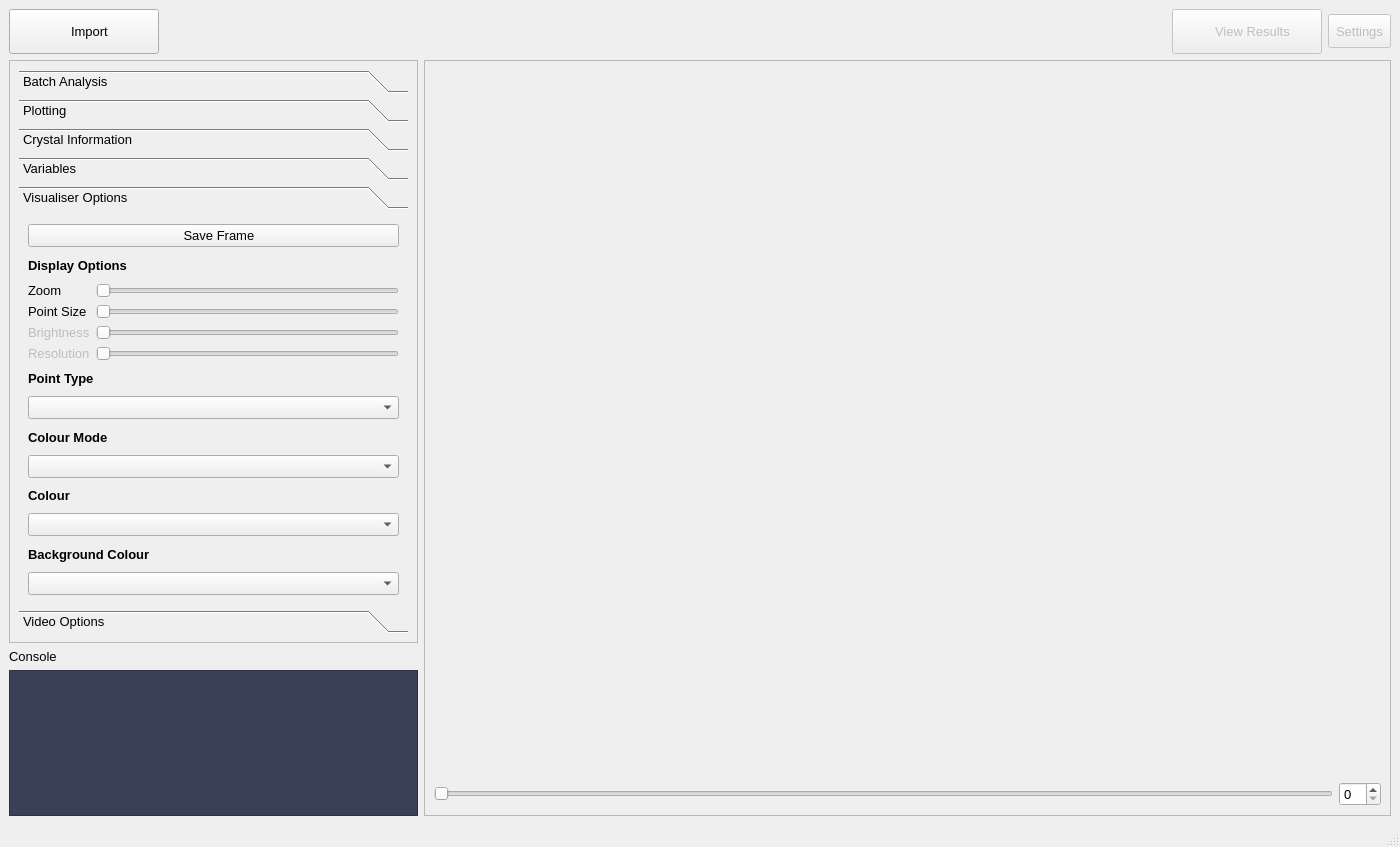
CrystalGrowerOrg/cgaspects, file src/crystalaspects/gui/window.ui: the form before one commit.
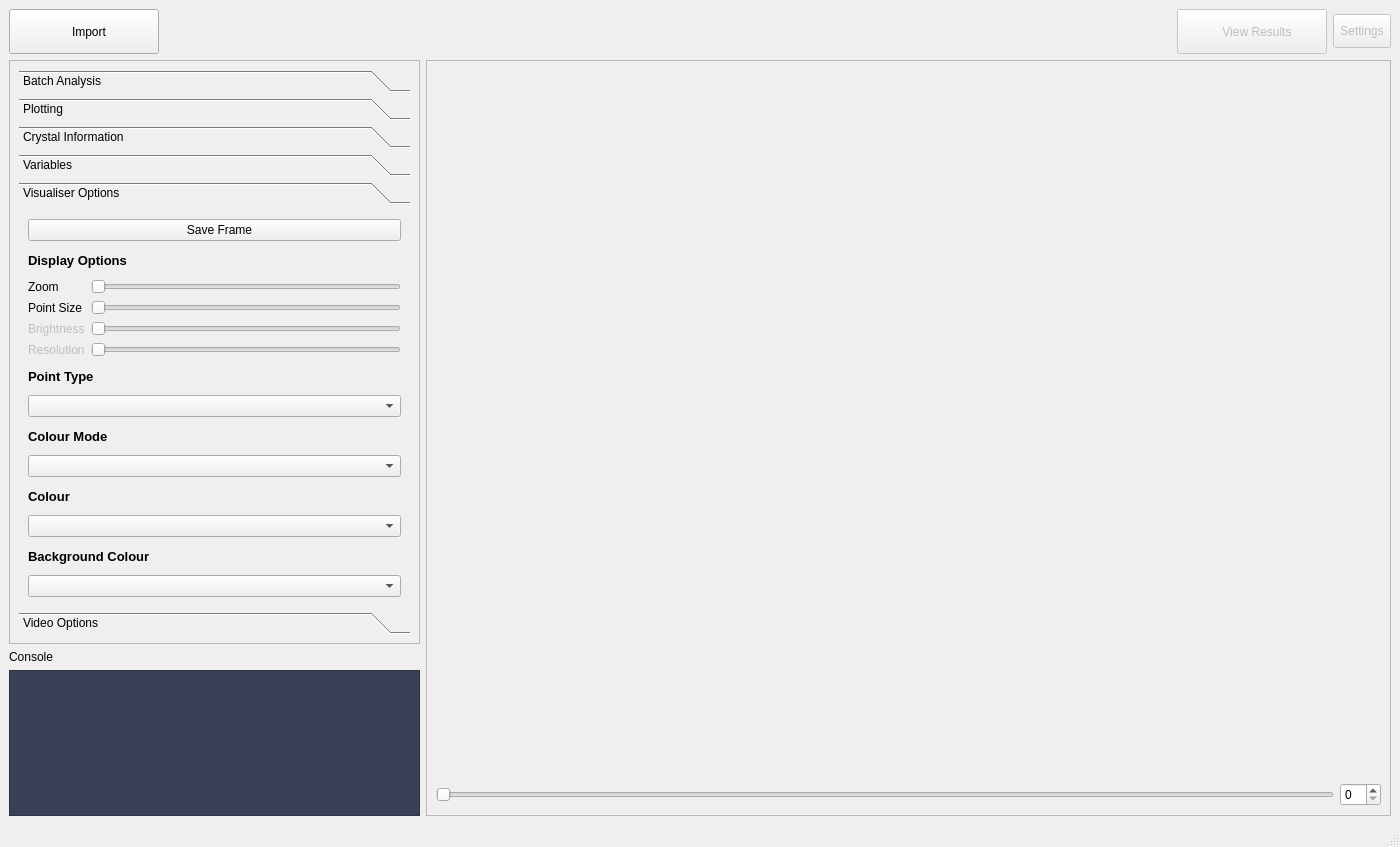
The form after the commit. The open tabs and pages were chosen to show the change. Icons and pictures are not drawn.

```diff
--- a/src/crystalaspects/gui/window.ui
+++ b/src/crystalaspects/gui/window.ui
@@ -13,12 +13,6 @@
     <height>847</height>
    </rect>
   </property>
-  <property name="font">
-   <font>
-    <family>Arial</family>
-    <pointsize>10</pointsize>
-   </font>
-  </property>
   <property name="windowTitle">
    <string>CrystalAspects</string>
   </property>
@@ -30,12 +24,6 @@
    <layout class="QGridLayout" name="gridLayout">
     <item row="0" column="0">
      <widget class="QPushButton" name="import_pushButton">
-      <property name="sizePolicy">
-       <sizepolicy hsizetype="Fixed" vsizetype="Fixed">
-        <horstretch>0</horstretch>
-        <verstretch>0</verstretch>
-       </sizepolicy>
-      </property>
       <property name="minimumSize">
        <size>
         <width>150</width>
@@ -143,8 +131,8 @@
         <rect>
          <x>0</x>
          <y>0</y>
-         <width>953</width>
-         <height>757</height>
+         <width>943</width>
+         <height>746</height>
         </rect>
        </property>
        <layout class="QGridLayout" name="gridLayout_4">
@@ -231,8 +219,8 @@
         <rect>
          <x>0</x>
          <y>0</y>
-         <width>409</width>
-         <height>576</height>
+         <width>419</width>
+         <height>568</height>
         </rect>
        </property>
        <layout class="QGridLayout" name="gridLayout_12">
@@ -722,8 +710,8 @@
             <rect>
              <x>0</x>
              <y>0</y>
-             <width>370</width>
-             <height>404</height>
+             <width>380</width>
+             <height>440</height>
             </rect>
            </property>
            <attribute name="label">
@@ -747,7 +735,6 @@
                <font>
                 <family>Arial</family>
                 <pointsize>10</pointsize>
-                <weight>75</weight>
                 <italic>false</italic>
                 <bold>true</bold>
                </font>
@@ -778,7 +765,6 @@
                  <font>
                   <family>Arial</family>
                   <pointsize>8</pointsize>
-                  <weight>75</weight>
                   <italic>false</italic>
                   <bold>true</bold>
                  </font>
@@ -856,7 +842,6 @@
                <font>
                 <family>Arial</family>
                 <pointsize>10</pointsize>
-                <weight>75</weight>
                 <italic>false</italic>
                 <bold>true</bold>
                </font>
@@ -879,7 +864,6 @@
                <font>
                 <family>Arial</family>
                 <pointsize>10</pointsize>
-                <weight>75</weight>
                 <italic>false</italic>
                 <bold>true</bold>
                </font>
@@ -898,7 +882,6 @@
                <font>
                 <family>Arial</family>
                 <pointsize>10</pointsize>
-                <weight>75</weight>
                 <italic>false</italic>
                 <bold>true</bold>
                </font>
@@ -917,7 +900,6 @@
                <font>
                 <family>Arial</family>
                 <pointsize>10</pointsize>
-                <weight>75</weight>
                 <italic>false</italic>
                 <bold>true</bold>
                </font>
```
Left out of the diff: 22 changed lines with no effect on the pictures.
